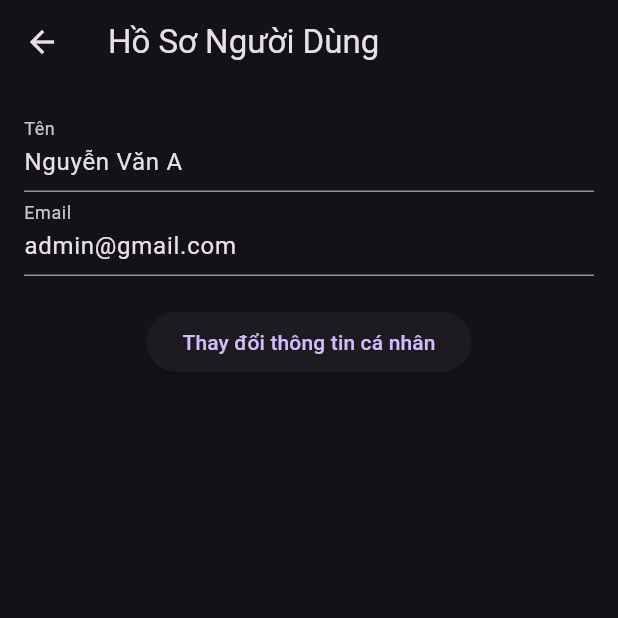
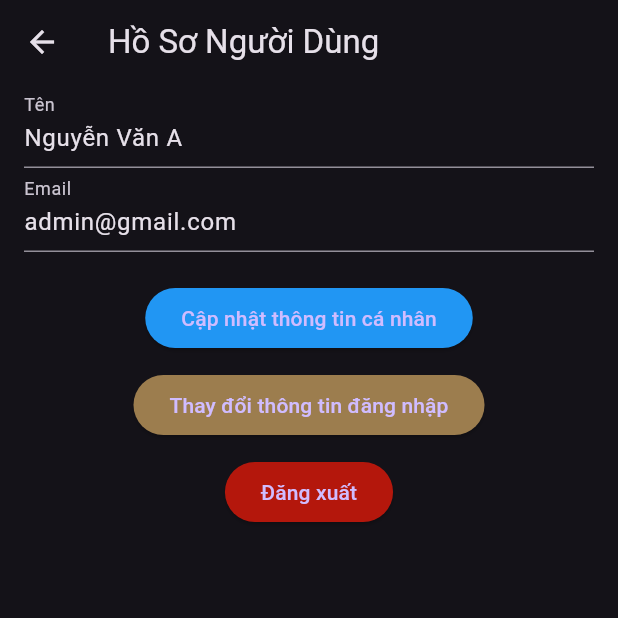
Before and after one commit to ACLAB-HCMUT/Thesis_MDT260_Application_Motion_Detection, a Flutter app: the UserProfileScreen screen opened directly, on a phone screen of 412 x 824 dp, the top half of it. Run offline on Flutter 3.47's test engine with Material 3 defaults, Android fonts, the light colour scheme and no system bars; our stand-ins replace flutter_blue_plus, flutter_dotenv, google_fonts, permission_handler, syncfusion_flutter_charts.

Commit message:
create environment variable and update UI profile

```diff
--- /dev/null
+++ b/frontend/devtools_options.yaml
@@ -0,0 +1,3 @@
+description: This file stores settings for Dart & Flutter DevTools.
+documentation: https://docs.flutter.dev/tools/devtools/extensions#configure-extension-enablement-states
+extensions:
--- a/frontend/lib/screens/user_profile_screen.dart
+++ b/frontend/lib/screens/user_profile_screen.dart
@@ -1,4 +1,6 @@
 import 'package:flutter/material.dart';
+import 'update_profile_screen.dart';
+import 'update_login_infor_screen.dart';
 import '../models/mock_data.dart';
 
 class UserProfileScreen extends StatelessWidget {
@@ -11,8 +13,15 @@ class UserProfileScreen extends StatelessWidget {
         title: const Text('Hồ Sơ Người Dùng'),
       ),
       body: Padding(
-        padding: const EdgeInsets.all(16.0),
+        padding: const EdgeInsets.symmetric(
+            horizontal: 16.0), // Giảm padding cho hai bên
+        child: SingleChildScrollView(
+          // Đảm bảo không bị tràn khi có quá nhiều nội dung
           child: Column(
+            mainAxisAlignment: MainAxisAlignment
+                .start, // Căn bắt đầu (giảm khoảng cách với appbar)
+            crossAxisAlignment:
+                CrossAxisAlignment.center, // Căn giữa các widget
             children: [
               TextField(
                 controller: TextEditingController(text: mockUsers[0]['name']),
@@ -24,11 +33,48 @@ class UserProfileScreen extends StatelessWidget {
               ),
               const SizedBox(height: 20),
               ElevatedButton(
-              onPressed: () {},
-              child: const Text('Thay đổi thông tin cá nhân'),
+                onPressed: () {
+                  Navigator.push(
+                    context,
+                    MaterialPageRoute(
+                      builder: (context) => const UpdateProfileScreen(),
                     ),
-
+                  );
+                },
+                style: ElevatedButton.styleFrom(
+                  backgroundColor: Colors.blue, // Màu nền cho button
+                ),
+                child: const Text('Cập nhật thông tin cá nhân'),
+              ),
+              const SizedBox(height: 10),
+              ElevatedButton(
+                onPressed: () {
+                  Navigator.push(
+                    context,
+                    MaterialPageRoute(
+                      builder: (context) => const UpdateLoginInfoScreen(),
+                    ),
+                  );
+                },
+                style: ElevatedButton.styleFrom(
+                  backgroundColor: const Color.fromARGB(
+                      255, 156, 125, 78), // Màu nền cho button
+                ),
+                child: const Text('Thay đổi thông tin đăng nhập'),
+              ),
+              const SizedBox(height: 10),
+              ElevatedButton(
+                onPressed: () {
+                  // Logic đăng xuất
+                },
+                style: ElevatedButton.styleFrom(
+                  backgroundColor: const Color.fromARGB(
+                      255, 180, 23, 12), // Màu nền đỏ cho button Đăng xuất
+                ),
+                child: const Text('Đăng xuất'),
+              ),
             ],
+          ),
         ),
       ),
     );
--- a/frontend/lib/services/auth_service.dart
+++ b/frontend/lib/services/auth_service.dart
@@ -1,8 +1,9 @@
 import 'dart:convert';
 import 'package:http/http.dart' as http;
+import 'package:flutter_dotenv/flutter_dotenv.dart';
 
 class AuthService {
-  static const String _baseUrl = "http://localhost:8017/v1/user/login";
+  static final String _baseUrl = dotenv.env['API_URL_LOGIN'] ?? "default_url";
 
   Future<Map<String, dynamic>> login(
       String emailOrUsername, String password) async {
--- a/frontend/pubspec.yaml
+++ b/frontend/pubspec.yaml
@@ -42,6 +42,7 @@ dependencies:
   syncfusion_flutter_charts: ^20.4.49
   google_fonts: ^6.2.1
   http: ^1.3.0
+  flutter_dotenv: ^5.0.2
 
   # The following adds the Cupertino Icons font to your application.
   # Use with the CupertinoIcons class for iOS style icons.
@@ -80,6 +81,8 @@ flutter:
     - assets/images/BG_1.jpg
     - assets/images/logo_BK.png
 
+
+    - .env
   # An image asset can refer to one or more resolution-specific "variants", see
   # https://flutter.dev/to/resolution-aware-images
 
```
Also changed, not shown: frontend/lib/main.dart (+6 -3 lines), frontend/lib/screens/update_login_infor_screen.dart (added, +118 -0 lines), frontend/lib/screens/update_profile_screen.dart (+121 -0 lines), frontend/lib/services/mail_service.dart (added), frontend/lib/services/res_service.dart (added), frontend/pubspec.lock, 1 other file. Lines whose indentation alone changed are shown as unchanged.
